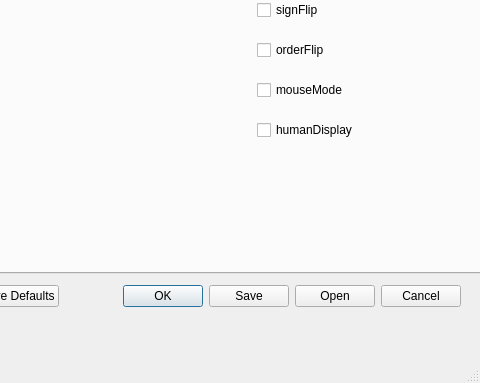
Before: the Qt Designer form GUI_VR.ui in pvnkmrksk/World, drawn with Qt 5; both pictures show x 265 to 745 and y 257 to 640 of the 745 by 640 pixel window.
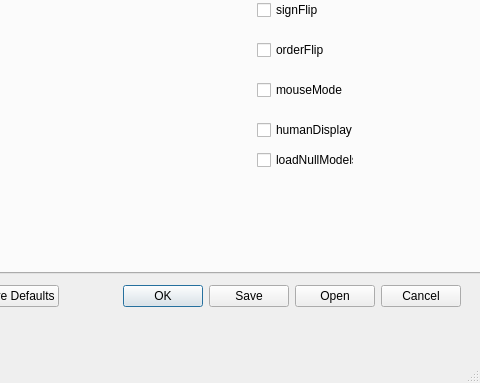
After: the same form once the commit is applied. The open tabs and pages were chosen to show the change.

Commit message: removed isFloat(), cleaned some lines and unused functions, fixed typos and missing options in GUI (wrong object names etc.), added exception for IOError in loadSettings (occurs when fileDialog is closed without chosing file, returns empty string, still need for fixing)

What changed in the file:
```diff
--- a/GUI_VR.ui
+++ b/GUI_VR.ui
@@ -1872,6 +1872,19 @@
        <string>signFlip</string>
       </property>
      </widget>
+     <widget class="QCheckBox" name="loadNullModels">
+      <property name="geometry">
+       <rect>
+        <x>520</x>
+        <y>380</y>
+        <width>97</width>
+        <height>22</height>
+       </rect>
+      </property>
+      <property name="text">
+       <string>loadNullModels</string>
+      </property>
+     </widget>
     </widget>
     <widget class="QWidget" name="tab_7">
      <attribute name="title">
```
Left out of the diff: 4 changed lines with no effect on the pictures. The commit also changes 7 other files.
